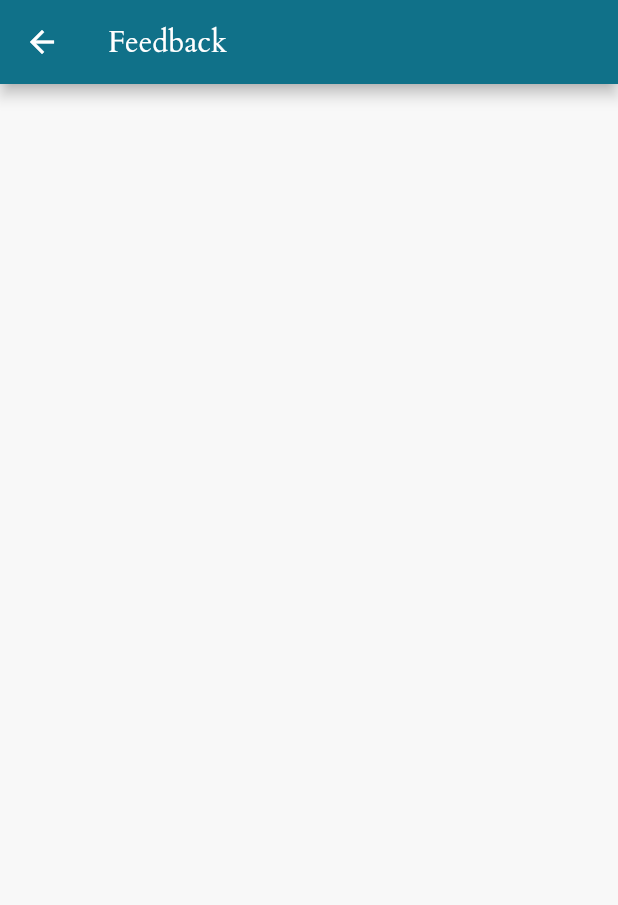
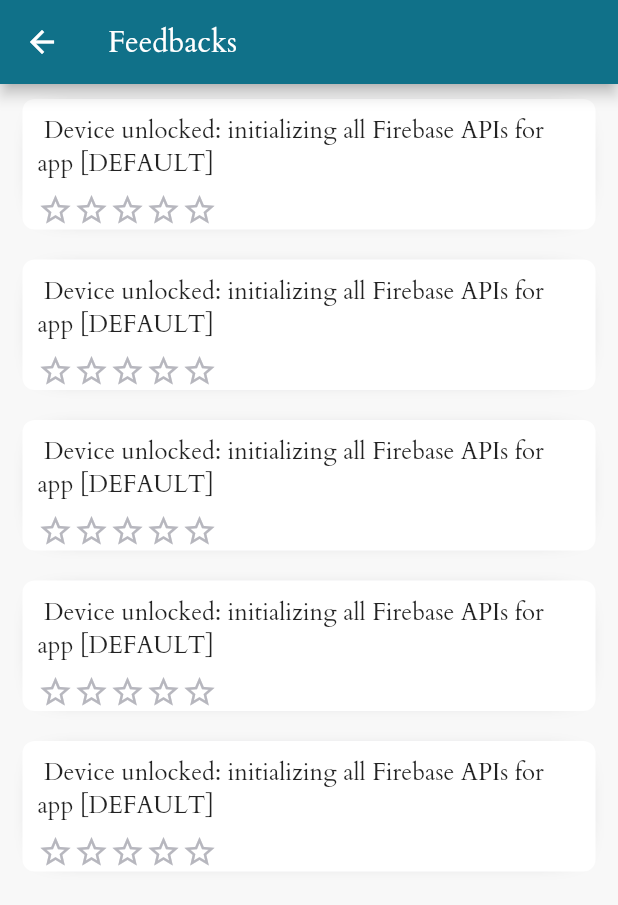
Before and after one commit to aniket-yadav/corporate-transport, a Flutter app: the Feedbacks screen opened by its route, on a phone screen of 412 x 824 dp. Shown: the top 905 px of the screen. Run offline on Flutter 3.47's test engine with Material 2 defaults, Android fonts, the phone set to English and light mode, and no system bars; our stand-ins replace firebase_core, google_maps_flutter, numberpicker; accounts and stored records are empty.

Commit message:
feedback display

```diff
--- a/lib/menu/admin_menu_screen.dart
+++ b/lib/menu/admin_menu_screen.dart
@@ -1,4 +1,5 @@
 import 'package:corporatetransportapp/menu/menu_header.dart';
+import 'package:corporatetransportapp/view/admin/feedbacks.dart';
 import 'package:flutter/material.dart';
 
 class AdminMenuScreen extends StatefulWidget {
@@ -35,7 +36,12 @@
               child: ListView(
                 padding: EdgeInsets.zero,
                 children: [
-                  Container(
+                  InkWell(
+                    onTap: () {
+                      widget.closeDrawer!();
+                      Navigator.of(context).pushNamed(Feedbacks.routeName);
+                    },
+                    child: Container(
                       padding: const EdgeInsets.symmetric(
                         horizontal: 15.0,
                         vertical: 10.0,
@@ -56,6 +62,7 @@
                             ),
                           ),
                         ],
+                      ),
                     ),
                   ),
                   Container(
--- a/lib/view/admin/feedbacks.dart
+++ b/lib/view/admin/feedbacks.dart
@@ -13,9 +13,56 @@
     return Scaffold(
       appBar: AppBar(
         title: const Text(
-          "Feedback",
+          "Feedbacks",
         ),
       ),
+      body: ListView.builder(
+          itemCount: 5,
+          itemBuilder: (context, index) {
+            return Container(
+              margin: const EdgeInsets.symmetric(
+                horizontal: 15.0,
+                vertical: 10.0,
+              ),
+              padding: const EdgeInsets.all(10),
+              decoration: BoxDecoration(
+                color: Colors.white,
+                borderRadius: BorderRadius.circular(8),
+                boxShadow: const [
+                  BoxShadow(
+                    color: Color(0xff00000D),
+                    blurRadius: 16,
+                    spreadRadius: -17,
+                  )
+                ],
+              ),
+              child: Column(
+                children: [
+                  const Text(
+                    " Device unlocked: initializing all Firebase APIs for app [DEFAULT]",
+                    style: TextStyle(
+                      fontSize: 16.0,
+                    ),
+                  ),
+                  const SizedBox(
+                    height: 8,
+                  ),
+                  SizedBox(
+                    height: 15,
+                    child: ListView.builder(
+                        itemCount: 5,
+                        scrollDirection: Axis.horizontal,
+                        itemBuilder: (context, index) {
+                          return const Icon(
+                            Icons.star_border,
+                            color: Color(0xf3b3b3bb),
+                          );
+                        }),
+                  ),
+                ],
+              ),
+            );
+          }),
     );
   }
 }
```
Lines whose indentation alone changed are shown as unchanged.
